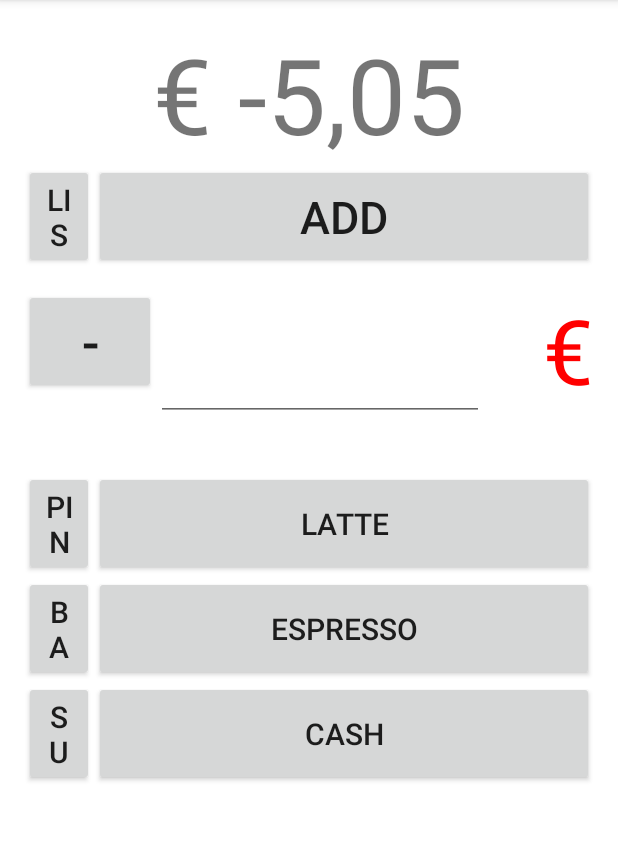
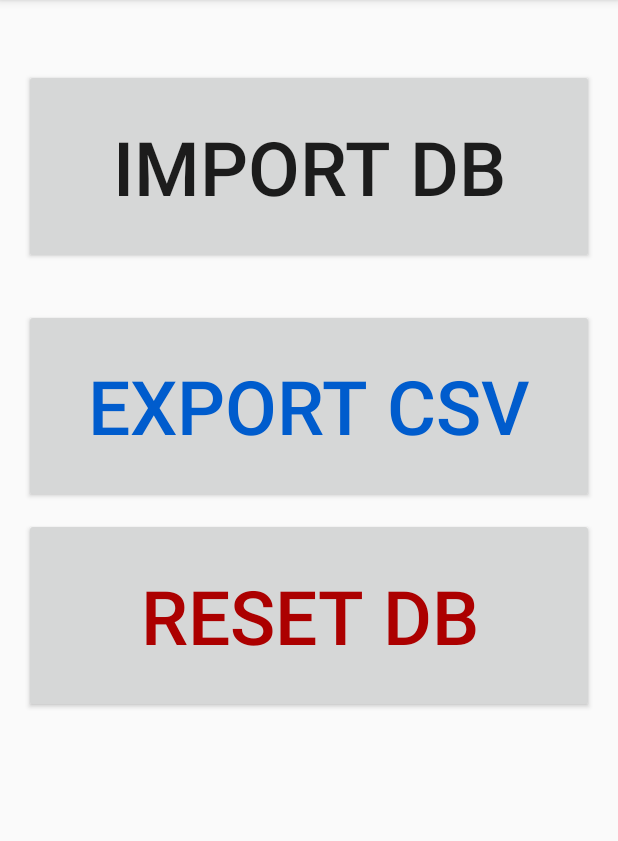
Before and after one commit to joelbarba/WLT_REG, an Android app: the screen it shows after launch (MainActivity), in the options menu, after a tap on "Settings", on a phone screen of 412 x 824 dp, the part 84-925 px from its top. Run offline under Robolectric (Android 15) with nearby library versions, the phone set to English and light mode, and no system bars.

Commit message:
Settings fragment

```diff
--- /dev/null
+++ b/app/src/main/java/com/example/wlt_reg3/SettingsFragment.java
@@ -0,0 +1,116 @@
+package com.example.wlt_reg3;
+
+import android.app.AlertDialog;
+import android.content.Context;
+import android.content.DialogInterface;
+import android.os.Bundle;
+
+import androidx.annotation.NonNull;
+import androidx.fragment.app.Fragment;
+import androidx.navigation.fragment.NavHostFragment;
+
+import android.os.Environment;
+import android.view.LayoutInflater;
+import android.view.View;
+import android.view.ViewGroup;
+import android.widget.Button;
+
+import java.io.File;
+
+
+public class SettingsFragment extends Fragment {
+    private WRInterface ac;
+    private View vm;
+
+//    @Override
+//    public void onCreate(Bundle savedInstanceState) {
+//        super.onCreate(savedInstanceState);
+//        if (getArguments() != null) {
+//            mParam1 = getArguments().getString(ARG_PARAM1);
+//            mParam2 = getArguments().getString(ARG_PARAM2);
+//        }
+//    }
+
+    @Override
+    public View onCreateView(LayoutInflater inflater, ViewGroup container, Bundle savedInstanceState) {
+        return inflater.inflate(R.layout.fragment_settings, container, false);
+    }
+
+
+    public void onViewCreated(@NonNull View view, Bundle savedInstanceState) {
+        super.onViewCreated(view, savedInstanceState);
+
+        // Reference to main activity
+        this.ac = (WRInterface) getActivity();
+        if (ac == null) { return; }
+        this.vm = view;
+
+
+
+        // Import DB
+        final Button button_import_db = (Button) vm.findViewById(R.id.button_import_db);
+        button_import_db.setOnClickListener(new View.OnClickListener() {
+            @Override
+            public void onClick(View v) {
+                AlertDialog.Builder alertDialogBuilder = new AlertDialog.Builder(vm.getContext());
+                alertDialogBuilder.setTitle("Atenció");
+                alertDialogBuilder
+                        .setMessage("Are you sure you want to import the whole DB? (from file: " + Environment.getExternalStorageDirectory() + File.separator + "DB_WLT_REG.db)" )
+                        .setCancelable(true)
+                        .setPositiveButton("YES", new DialogInterface.OnClickListener() {
+                            public void onClick(DialogInterface dialog,int id) {
+                                ac.importDB();
+                                ac.growl("New DB ready");
+                                NavHostFragment.findNavController(SettingsFragment.this).popBackStack();
+                            }
+                        })
+                        .setNegativeButton("NO", new DialogInterface.OnClickListener() {
+                            public void onClick(DialogInterface dialog, int id) {
+                                dialog.cancel();
+                            }
+                        });
+                AlertDialog alertDialog = alertDialogBuilder.create();  // create alert dialog
+                alertDialog.show();     // show it
+            }
+        });
+
+
+        // Export DB
+        final Button button_export_db = (Button) vm.findViewById(R.id.button_export_db);
+        button_export_db.setOnClickListener(new View.OnClickListener() {
+            @Override
+            public void onClick(View v) {
+                ac.exportDB();
+                ac.exportCSV();
+            }
+        });
+
+
+        // Reset DB
+        final Button button_reset = (Button) vm.findViewById(R.id.button_reset);
+        button_reset.setOnClickListener(new View.OnClickListener() {
+            @Override
+            public void onClick(View v) {
+                final AlertDialog.Builder alertDialogBuilder = new AlertDialog.Builder(vm.getContext());
+                alertDialogBuilder.setTitle("Atenció");
+                alertDialogBuilder
+                        .setMessage("Estas segur que vols eliminar tot el contingut de la DB?")
+                        .setCancelable(true)
+                        .setPositiveButton("YES", new DialogInterface.OnClickListener() {
+                            public void onClick(DialogInterface dialog, int id) {
+                                ac.resetDB();
+                                NavHostFragment.findNavController(SettingsFragment.this).popBackStack();
+                            }
+                        })
+                        .setNegativeButton("NO", new DialogInterface.OnClickListener() {
+                            public void onClick(DialogInterface dialog, int id) {
+                                dialog.cancel();
+                            }
+                        });
+                AlertDialog alertDialog = alertDialogBuilder.create();  // create alert dialog
+                alertDialog.show(); // show it
+            }
+        });
+
+    }
+}
--- a/app/src/main/java/com/example/wlt_reg3/WRInterface.java
+++ b/app/src/main/java/com/example/wlt_reg3/WRInterface.java
@@ -21,6 +21,10 @@ public interface WRInterface {
     public int getPrevOffset(int id_ord_offset, int window_count);
     public int[] getPagInfo(int id_ord_offset, int window_count);
 
+    public void importDB();
+    public void exportCSV();
+    public void exportDB();
+    public void resetDB();
 
     public String formatImport(double import_num);
     public void growl(String text);
--- /dev/null
+++ b/app/src/main/res/layout/fragment_settings.xml
@@ -0,0 +1,49 @@
+<?xml version="1.0" encoding="utf-8"?>
+<FrameLayout xmlns:android="http://schemas.android.com/apk/res/android"
+    xmlns:tools="http://schemas.android.com/tools"
+    android:layout_width="match_parent"
+    android:layout_height="match_parent"
+    tools:context=".SettingsFragment">
+
+    <RelativeLayout
+        android:layout_width="match_parent"
+        android:layout_height="match_parent"
+        android:paddingLeft="@dimen/activity_horizontal_margin"
+        android:paddingTop="@dimen/activity_vertical_margin"
+        android:paddingRight="@dimen/activity_horizontal_margin"
+        android:paddingBottom="@dimen/activity_vertical_margin"
+        tools:context="barba.joel.wlt_reg.SettingsActivity">
+
+        <Button
+            android:id="@+id/button_reset"
+            android:layout_width="match_parent"
+            android:layout_height="130dp"
+            android:layout_below="@id/button_export_db"
+            android:layout_marginTop="10dp"
+            android:text="RESET DB"
+            android:textColor="#ac0000"
+            android:textSize="50dp" />
+
+        <Button
+            android:id="@+id/button_export_db"
+            android:layout_width="match_parent"
+            android:layout_height="129dp"
+            android:layout_below="@id/button_import_db"
+            android:layout_centerVertical="false"
+            android:layout_marginTop="30dp"
+            android:text="EXPORT CSV"
+            android:textColor="#005ccd"
+            android:textSize="50dp" />
+
+        <Button
+            android:id="@+id/button_import_db"
+            android:layout_width="match_parent"
+            android:layout_height="130dp"
+            android:layout_centerVertical="false"
+            android:layout_marginTop="30dp"
+            android:text="IMPORT DB"
+            android:textSize="50dp" />
+
+    </RelativeLayout>
+
+</FrameLayout>
--- a/app/src/main/res/navigation/nav_graph.xml
+++ b/app/src/main/res/navigation/nav_graph.xml
@@ -12,6 +12,15 @@
         tools:layout="@layout/fragment_main">
         <action android:id="@+id/action_Main_to_List"    app:destination="@id/SecondFragment" />
         <action android:id="@+id/action_Main_to_Details" app:destination="@id/MovDetail" />
+        <action android:id="@+id/action_Main_to_Settings" app:destination="@id/SettingsFragment2" />
+    </fragment>
+
+    <fragment
+        android:id="@+id/SettingsFragment2"
+        android:name="com.example.wlt_reg3.SettingsFragment"
+        android:label="@string/second_fragment_label"
+        tools:layout="@layout/fragment_list">
+        <action android:id="@+id/action_Settings_to_Main"  app:destination="@id/MainFragment" />
     </fragment>
 
     <fragment
--- a/app/src/main/res/values/strings.xml
+++ b/app/src/main/res/values/strings.xml
@@ -72,4 +72,7 @@
     <string name="pref_title_vibrate">Vibrate</string>
     <string name="title_activity_favs">FavsActivity</string>
 
+    <!-- TODO: Remove or change this placeholder text -->
+    <string name="hello_blank_fragment">Hello blank fragment</string>
+
 </resources>
```
Also changed, not shown: app/src/main/java/com/example/wlt_reg3/MainActivity.java (+124 -0 lines), app/src/main/java/com/example/wlt_reg3/MainFragment.java (+7 -1 lines).
